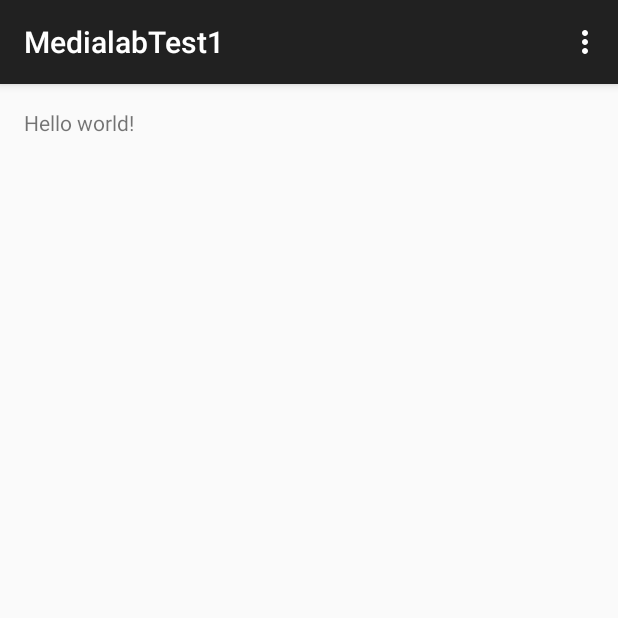
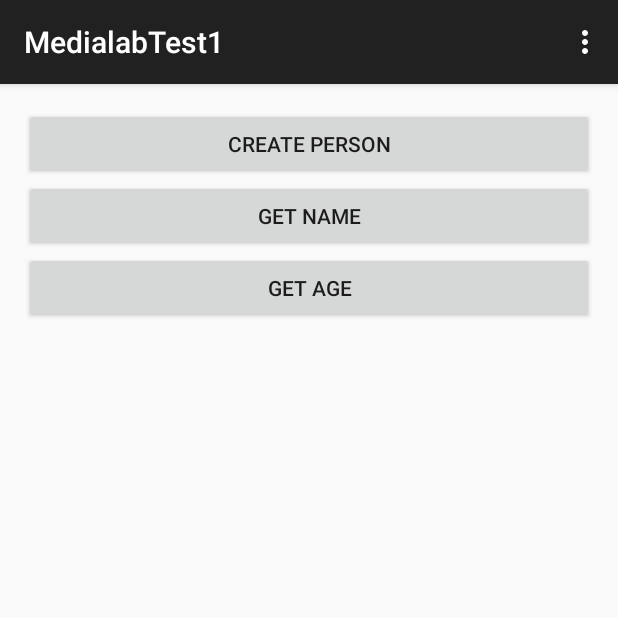
Before and after one commit to mlgr/MedialabTest1, an Android app: the screen it shows after launch (MainActivity), on a phone screen of 412 x 824 dp, the top half of it. Run offline under Robolectric (Android 15) with nearby library versions, the phone set to English and light mode, and no system bars.

Commit message:
- Commit from Android Studio

```diff
--- a/app/src/main/java/com/example/z510/medialabtest1/MainActivity.java
+++ b/app/src/main/java/com/example/z510/medialabtest1/MainActivity.java
@@ -4,14 +4,48 @@ import android.support.v7.app.ActionBarActivity;
 import android.os.Bundle;
 import android.view.Menu;
 import android.view.MenuItem;
+import android.view.View;
+import android.widget.Button;
+import android.widget.Toast;
 
 
 public class MainActivity extends ActionBarActivity {
+
+    Person p;
+    private Button btnCreatePerson;
+    private Button btnGetName;
+    private Button btnGetAge;
+
 
     @Override
     protected void onCreate(Bundle savedInstanceState) {
         super.onCreate(savedInstanceState);
         setContentView(R.layout.activity_main);
+
+        btnCreatePerson = (Button)findViewById(R.id.btn_create_person);
+        btnCreatePerson.setOnClickListener(new View.OnClickListener() {
+            @Override
+            public void onClick(View v) {
+                p = new Person();
+                // Hello
+            }
+        });
+
+        btnGetAge = (Button)findViewById(R.id.btn_get_age);
+        btnGetAge.setOnClickListener(new View.OnClickListener() {
+            @Override
+            public void onClick(View v) {
+                Toast.makeText(getApplicationContext(),String.valueOf(p.getAge()),Toast.LENGTH_SHORT).show();
+            }
+        });
+
+        btnGetName = (Button)findViewById(R.id.btn_get_name);
+        btnGetName.setOnClickListener(new View.OnClickListener() {
+            @Override
+            public void onClick(View v) {
+                Toast.makeText(getApplicationContext(),String.valueOf(p.getName()),Toast.LENGTH_SHORT).show();
+            }
+        });
     }
 
 
@@ -19,6 +53,7 @@ public class MainActivity extends ActionBarActivity {
     public boolean onCreateOptionsMenu(Menu menu) {
         // Inflate the menu; this adds items to the action bar if it is present.
         getMenuInflater().inflate(R.menu.menu_main, menu);
+
         return true;
     }
 
--- a/app/src/main/res/layout/activity_main.xml
+++ b/app/src/main/res/layout/activity_main.xml
@@ -1,11 +1,26 @@
-<RelativeLayout xmlns:android="http://schemas.android.com/apk/res/android"
+<LinearLayout xmlns:android="http://schemas.android.com/apk/res/android"
     xmlns:tools="http://schemas.android.com/tools" android:layout_width="match_parent"
     android:layout_height="match_parent" android:paddingLeft="@dimen/activity_horizontal_margin"
     android:paddingRight="@dimen/activity_horizontal_margin"
     android:paddingTop="@dimen/activity_vertical_margin"
-    android:paddingBottom="@dimen/activity_vertical_margin" tools:context=".MainActivity">
+    android:paddingBottom="@dimen/activity_vertical_margin"
+    android:orientation="vertical"
+    tools:context=".MainActivity">
 
-    <TextView android:text="@string/hello_world" android:layout_width="wrap_content"
-        android:layout_height="wrap_content" />
+    <Button
+        android:id="@+id/btn_create_person"
+        android:layout_width="match_parent"
+        android:layout_height="wrap_content"
+        android:text="Create person"/>
+    <Button
+        android:id="@+id/btn_get_name"
+        android:layout_width="match_parent"
+        android:layout_height="wrap_content"
+        android:text="Get Name"/>
+    <Button
+        android:id="@+id/btn_get_age"
+        android:layout_width="match_parent"
+        android:layout_height="wrap_content"
+        android:text="Get age"/>
 
-</RelativeLayout>
+</LinearLayout>
```
